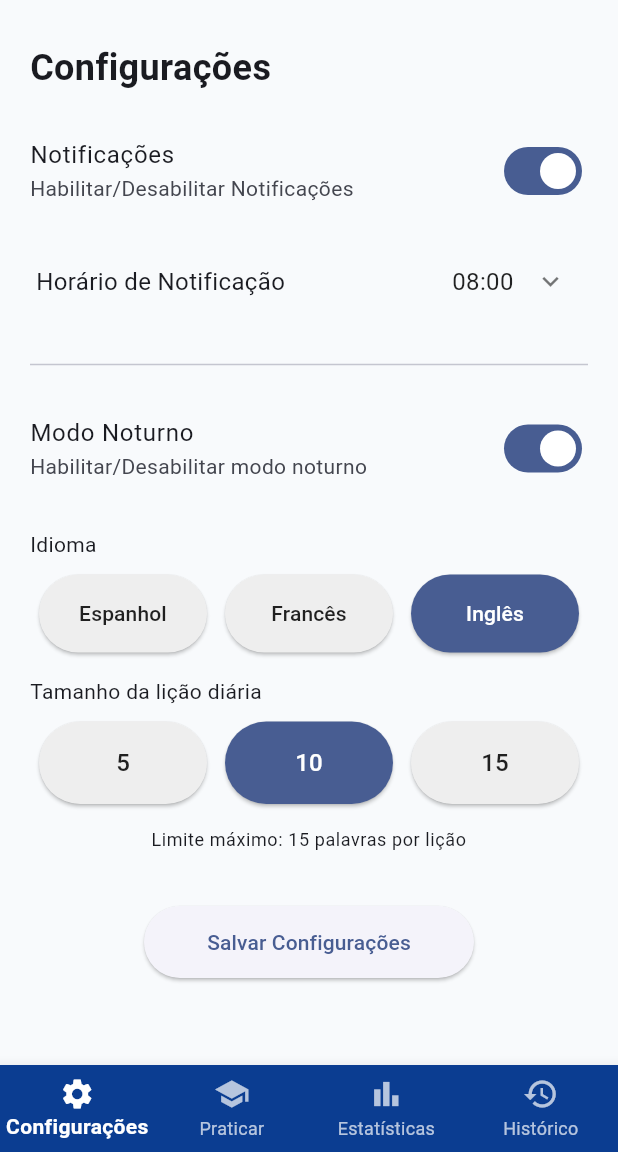
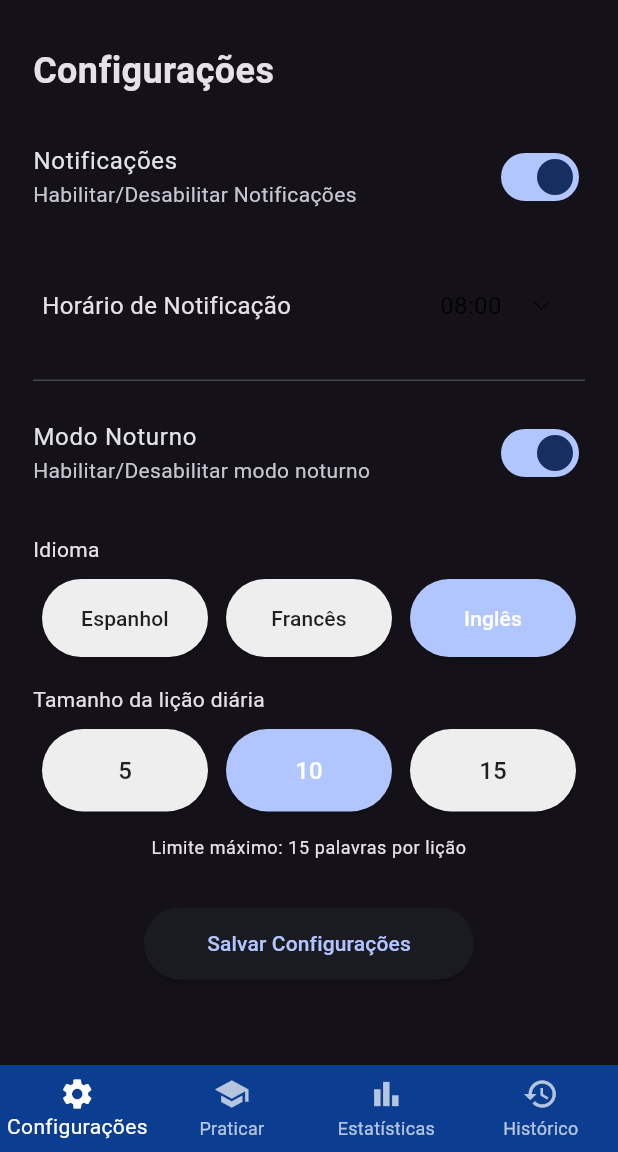
Before and after one commit to alexandresantosrn/flutter-app-project, a Flutter app: the screen it shows after launch, after a tap on "Modo Noturno", on a phone screen of 412 x 824 dp, the part 84-1236 px from its top. Run offline on Flutter 3.47's test engine with Material 3 defaults, Android fonts, the phone set to English and light mode, and no system bars; our stand-ins replace logger.

Commit message:
develop: adding nocturne mode.

```diff
--- a/flutter_app_project/lib/main.dart
+++ b/flutter_app_project/lib/main.dart
@@ -3,6 +3,7 @@ import 'pages/settings_page.dart';
 import 'pages/practice_page.dart';
 import 'pages/statistics_page.dart';
 import 'pages/history_page.dart';
+import 'utils/theme_notifier.dart';
 
 void main() => runApp(const MyApp());
 
@@ -14,9 +15,7 @@ class MyApp extends StatelessWidget {
 
   @override
   Widget build(BuildContext context) {
-    return MaterialApp(
-      title: 'Language App',
-      theme: ThemeData(
+    final lightTheme = ThemeData(
       colorScheme: ColorScheme.fromSeed(seedColor: primaryDark),
       primaryColor: primaryDark,
       scaffoldBackgroundColor: backgroundLight,
@@ -32,9 +31,36 @@ class MyApp extends StatelessWidget {
         selectedLabelStyle: TextStyle(fontWeight: FontWeight.w600),
         type: BottomNavigationBarType.fixed,
       ),
+    );
+
+    final darkTheme = ThemeData.dark().copyWith(
+      colorScheme: ColorScheme.fromSeed(
+          seedColor: primaryDark, brightness: Brightness.dark),
+      appBarTheme: const AppBarTheme(
+        backgroundColor: primaryDark,
+        foregroundColor: Colors.white,
+        elevation: 2,
       ),
+      bottomNavigationBarTheme: BottomNavigationBarThemeData(
+        backgroundColor: primaryDark,
+        selectedItemColor: Colors.white,
+        unselectedItemColor: Colors.white70,
+        type: BottomNavigationBarType.fixed,
+      ),
+    );
+
+    return ValueListenableBuilder<ThemeMode>(
+      valueListenable: themeModeNotifier,
+      builder: (context, mode, _) {
+        return MaterialApp(
+          title: 'Language App',
+          theme: lightTheme,
+          darkTheme: darkTheme,
+          themeMode: mode,
           home: const HomeScreen(),
           debugShowCheckedModeBanner: false,
+        );
+      },
     );
   }
 }
@@ -47,7 +73,6 @@ class HomeScreen extends StatefulWidget {
 }
 
 class _HomeScreenState extends State<HomeScreen> {
-  // 0 = Configurações (padrão)
   int _currentIndex = 0;
 
   static final List<Widget> _pages = <Widget>[
--- a/flutter_app_project/lib/pages/settings_page.dart
+++ b/flutter_app_project/lib/pages/settings_page.dart
@@ -1,5 +1,6 @@
 import 'package:flutter/material.dart';
 import '../utils/config_logger.dart';
+import '../utils/theme_notifier.dart';
 
 class SettingsPage extends StatefulWidget {
   const SettingsPage({super.key});
@@ -31,6 +32,15 @@ class _SettingsPageState extends State<SettingsPage> {
   void _onNotificationsChanged(bool value) {
     setState(() => _notificationsEnabled = value);
     logger.i('Notificações: ${value ? "Habilitadas" : "Desabilitadas"}');
+  }
+
+  // Ao mudar o modo noturno, atualiza o notifier global para alterar o tema do app.
+  void _onDarkModeChanged(bool value) {
+    setState(() {
+      _darkMode = value;
+    });
+    themeModeNotifier.value = value ? ThemeMode.dark : ThemeMode.light;
+    logger.i('Modo noturno: ${value ? "Ativado" : "Desativado"}');
   }
 
   void _onTimeChanged(String value) {
@@ -94,9 +104,7 @@ class _SettingsPageState extends State<SettingsPage> {
                       final t = _halfHourTimes[index];
                       final selected = t == tempSelection;
                       return ListTile(
-                        onTap: () {
-                          setModalState(() => tempSelection = t);
-                        },
+                        onTap: () => setModalState(() => tempSelection = t),
                         title: Center(
                           child: Text(
                             t,
@@ -133,11 +141,6 @@ class _SettingsPageState extends State<SettingsPage> {
     }
   }
 
-  void _onDarkModeChanged(bool value) {
-    setState(() => _darkMode = value);
-    logger.i('Modo noturno: ${value ? "Ativado" : "Desativado"}');
-  }
-
   void _onLessonSizeChanged(int value) {
     setState(() => _dailyLessonSize = value);
     logger.i('Tamanho da lição diária: $value palavras');
@@ -150,8 +153,8 @@ class _SettingsPageState extends State<SettingsPage> {
 
   void _saveSettings() {
     logger.i('Salvar configurações: notifications=$_notificationsEnabled, '
-        'notificationTime=$_notificationTime, '
-        'darkMode=$_darkMode, dailyLessonSize=$_dailyLessonSize, language=$_language');
+        'notificationTime=$_notificationTime, darkMode=$_darkMode, '
+        'dailyLessonSize=$_dailyLessonSize, language=$_language');
     ScaffoldMessenger.of(context).showSnackBar(
       const SnackBar(content: Text('Configurações salvas')),
     );
@@ -175,22 +178,13 @@ class _SettingsPageState extends State<SettingsPage> {
               foregroundColor: isSelected ? Colors.white : unselectedFg,
               padding: const EdgeInsets.symmetric(vertical: 16),
             ),
-            child: Text(
-              '$value',
-              style: const TextStyle(fontSize: 16),
-            ),
+            child: Text('$value', style: const TextStyle(fontSize: 16)),
           ),
         ),
       );
     }
 
-    return Row(
-      children: [
-        buildButton(5),
-        buildButton(10),
-        buildButton(15),
-      ],
-    );
+    return Row(children: [buildButton(5), buildButton(10), buildButton(15)]);
   }
 
   Widget _buildLanguageButtons(BuildContext context) {
@@ -212,33 +206,28 @@ class _SettingsPageState extends State<SettingsPage> {
               foregroundColor: isSelected ? Colors.white : unselectedFg,
               padding: const EdgeInsets.symmetric(vertical: 16),
             ),
-            child: Text(
-              value,
+            child: Text(value,
                 textAlign: TextAlign.center,
-              style: const TextStyle(fontSize: 14),
-            ),
+                style: const TextStyle(fontSize: 14)),
           ),
         ),
       );
     }
 
-    return Row(
-      children: options.map(buildButton).toList(),
-    );
+    return Row(children: options.map(buildButton).toList());
   }
 
   @override
   Widget build(BuildContext context) {
     final enabled = _notificationsEnabled;
+    const sectionSpacing = 18.0;
     return ListView(
-      padding: const EdgeInsets.fromLTRB(20, 20, 20, 28),
+      padding: const EdgeInsets.fromLTRB(22, 22, 22, 28),
       children: [
         const Padding(
-          padding: EdgeInsets.only(top: 8.0, bottom: 16.0),
-          child: Text(
-            'Configurações',
-            style: TextStyle(fontSize: 24, fontWeight: FontWeight.bold),
-          ),
+          padding: EdgeInsets.only(top: 8.0, bottom: 18.0),
+          child: Text('Configurações',
+              style: TextStyle(fontSize: 24, fontWeight: FontWeight.bold)),
         ),
 
         // Notificações com subtitle
@@ -250,7 +239,7 @@ class _SettingsPageState extends State<SettingsPage> {
           onChanged: _onNotificationsChanged,
         ),
 
-        const SizedBox(height: 12),
+        const SizedBox(height: sectionSpacing),
 
         // Linha inteira fica "desativada" (efeito cinza) quando notifications off
         IgnorePointer(
@@ -258,7 +247,7 @@ class _SettingsPageState extends State<SettingsPage> {
           child: Opacity(
             opacity: enabled ? 1.0 : 0.5,
             child: Container(
-              padding: const EdgeInsets.symmetric(horizontal: 4, vertical: 6),
+              padding: const EdgeInsets.symmetric(horizontal: 6, vertical: 10),
               decoration: BoxDecoration(
                 color: enabled ? Colors.transparent : Colors.grey.shade100,
                 borderRadius: BorderRadius.circular(6),
@@ -266,45 +255,35 @@ class _SettingsPageState extends State<SettingsPage> {
               child: Row(
                 children: [
                   const Expanded(
-                    child: Text(
-                      'Horário de Notificação',
-                      style: TextStyle(fontSize: 16),
-                    ),
-                  ),
-                  // campo compacto: valor + ícone ao lado
+                      child: Text('Horário de Notificação',
+                          style: TextStyle(fontSize: 16))),
                   GestureDetector(
                     onTap: _openTimeSelector,
                     child: Container(
                       padding: const EdgeInsets.symmetric(
-                          horizontal: 10.0, vertical: 8.0),
+                          horizontal: 12.0, vertical: 10.0),
                       decoration: BoxDecoration(
                           color: Colors.transparent,
-                        borderRadius: BorderRadius.circular(6),
-                      ),
+                          borderRadius: BorderRadius.circular(6)),
                       child: Row(
                         mainAxisSize: MainAxisSize.min,
                         children: [
                           ConstrainedBox(
-                            constraints: const BoxConstraints(
-                                minWidth: 56, maxWidth: 96),
-                            child: Text(
-                              _notificationTime,
+                              constraints:
+                                  BoxConstraints(minWidth: 56, maxWidth: 96),
+                              child: Text(_notificationTime,
                                   textAlign: TextAlign.center,
                                   style: TextStyle(
                                       color: enabled
                                           ? Colors.black87
                                           : Colors.grey.shade600,
-                                fontSize: 16,
-                              ),
-                            ),
-                          ),
-                          const SizedBox(width: 6),
-                          Icon(
-                            Icons.expand_more,
+                                      fontSize: 16))),
+                          const SizedBox(width: 8),
+                          Icon(Icons.expand_more,
                               size: 22,
-                            color:
-                                enabled ? Colors.black54 : Colors.grey.shade600,
-                          ),
+                              color: enabled
+                                  ? Colors.black54
+                                  : Colors.grey.shade600),
                         ],
                       ),
                     ),
@@ -315,11 +294,11 @@ class _SettingsPageState extends State<SettingsPage> {
           ),
         ),
 
-        const SizedBox(height: 18),
+        const SizedBox(height: sectionSpacing),
 
-        const Divider(height: 24),
+        const Divider(height: 1),
 
-        const SizedBox(height: 8),
+        const SizedBox(height: sectionSpacing - 6),
 
         SwitchListTile(
           contentPadding: EdgeInsets.zero,
@@ -329,36 +308,29 @@ class _SettingsPageState extends State<SettingsPage> {
           onChanged: _onDarkModeChanged,
         ),
 
-        const SizedBox(height: 18),
+        const SizedBox(height: sectionSpacing),
 
-        // Idioma posicionado acima dos botões da lição diária
         const Padding(
-          padding: EdgeInsets.only(bottom: 10.0),
-          child: Text('Idioma'),
-        ),
+            padding: EdgeInsets.only(bottom: 10.0), child: Text('Idioma')),
         _buildLanguageButtons(context),
 
-        const SizedBox(height: 16),
+        const SizedBox(height: sectionSpacing),
 
         const Padding(
             padding: EdgeInsets.only(bottom: 10.0),
-          child: Text('Tamanho da lição diária'),
-        ),
+            child: Text('Tamanho da lição diária')),
         _buildLessonSizeButtons(context),
 
         const SizedBox(height: 8),
 
-        // Legenda dos botões da lição
         Padding(
           padding: const EdgeInsets.only(top: 8.0, bottom: 8.0),
-          child: Text(
-            'Limite máximo: 15 palavras por lição',
+          child: Text('Limite máximo: 15 palavras por lição',
               style: Theme.of(context).textTheme.bodySmall,
-            textAlign: TextAlign.center,
-          ),
+              textAlign: TextAlign.center),
         ),
 
-        const SizedBox(height: 28),
+        const SizedBox(height: 24),
 
         Center(
           child: SizedBox(
--- /dev/null
+++ b/flutter_app_project/lib/utils/theme_notifier.dart
@@ -0,0 +1,5 @@
+import 'package:flutter/material.dart';
+
+/// Notifier global usado para alternar ThemeMode em runtime.
+final ValueNotifier<ThemeMode> themeModeNotifier =
+    ValueNotifier(ThemeMode.light);
```
Lines whose indentation alone changed are shown as unchanged.
